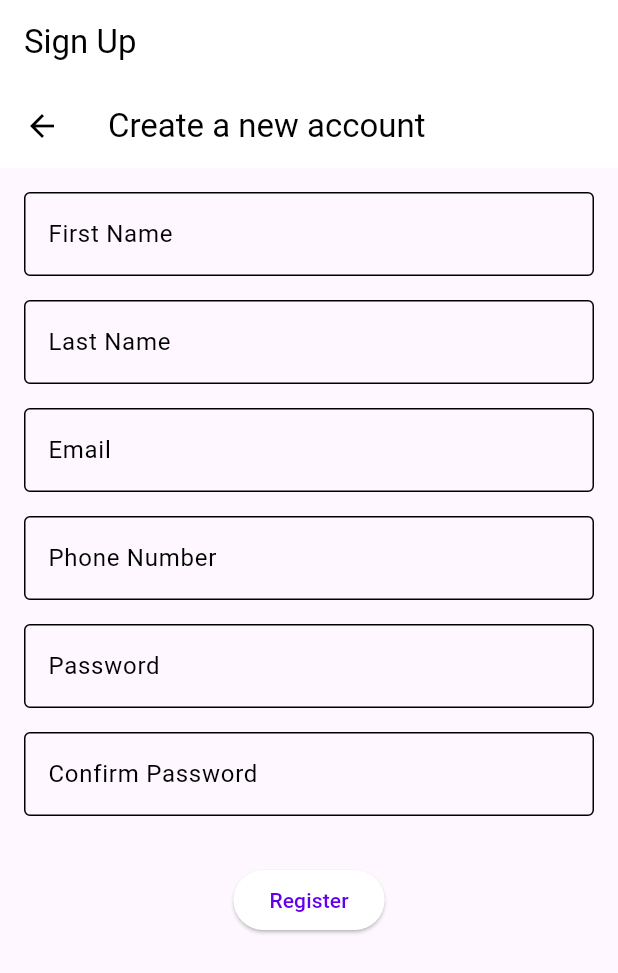
After one commit to fzohbidev/LMS-project-main, a Flutter app: the screen it shows after launch, after a tap on "Login", after a tap on "Register", on a phone screen of 412 x 824 dp. The commit adds this screen. Shown: the top 973 px of the screen. Run offline on Flutter 3.47's test engine with Material 3 defaults, Android fonts, the phone set to English and light mode, and no system bars; our stand-ins replace font_awesome_flutter, go_router.

Commit message:
SignUp page integrateed

```diff
--- a/lib/core/utils/app_router.dart
+++ b/lib/core/utils/app_router.dart
@@ -1,20 +1,26 @@
+import 'package:go_router/go_router.dart';
 import 'package:flutter/material.dart';
-import 'package:go_router/go_router.dart';
-import 'package:lms/features/auth/presentation/views/signin_page.dart';
+import 'package:lms/features/auth/presentation/views/signin_screen.dart';
 import 'package:lms/features/home/presentation/views/home_view.dart';
 import 'package:lms/features/license_renewal/presentation/views/license_renewal.dart';
 import 'package:lms/features/payment/presentation/views/payment_view.dart';
+import 'package:lms/features/auth/presentation/views/register_screen.dart';
 
 abstract class AppRouter {
   static const kSignIn = '/';
   static const kHomeView = '/homeView';
   static const kPaymentView = '/paymentView';
   static const kLicenseRenewalView = '/licenseRenewalView';
+  static const kRegister = '/register';
 
   static final router = GoRouter(
     initialLocation: kSignIn,
     errorPageBuilder: (context, state) => MaterialPage(child: Container()),
     routes: [
+      GoRoute(
+        path: kRegister,
+        builder: (context, state) => const RegisterScreen(),
+      ),
       GoRoute(
         path: kSignIn,
         builder: (context, state) => const SignIn(),
--- /dev/null
+++ b/lib/features/auth/presentation/views/register_screen.dart
@@ -0,0 +1,25 @@
+// lib/features/auth/presentation/views/register_screen.dart
+import 'package:flutter/material.dart';
+import 'package:lms/features/auth/widgets/register_form.dart';
+import 'package:go_router/go_router.dart';
+
+class RegisterScreen extends StatelessWidget {
+  const RegisterScreen({super.key});
+
+  @override
+  Widget build(BuildContext context) {
+    void _handleRegister() {
+      // Navigate to HomeView on successful registration
+      context.go('/homeView');
+    }
+
+    return Scaffold(
+      appBar: AppBar(
+        title: const Text("Sign Up"),
+      ),
+      body: RegisterForm(
+        onRegister: _handleRegister,
+      ),
+    );
+  }
+}
--- /dev/null
+++ b/lib/features/auth/presentation/views/signin_screen.dart
@@ -0,0 +1,81 @@
+import 'package:flutter/material.dart';
+import 'package:go_router/go_router.dart';
+import 'package:lms/features/auth/widgets/signin_form.dart';
+
+class SignIn extends StatefulWidget {
+  const SignIn({Key? key}) : super(key: key);
+
+  @override
+  _SignInState createState() => _SignInState();
+}
+
+class _SignInState extends State<SignIn> {
+  final TextEditingController _usernameController = TextEditingController();
+  final TextEditingController _passwordController = TextEditingController();
+  String _errorMessage = '';
+
+  void _handleSignIn() {
+    setState(() {
+      _errorMessage = '';
+    });
+
+    final username = _usernameController.text;
+    final password = _passwordController.text;
+
+    // Check credentials
+    if (username == 'user' && password == 'user') {
+      // Navigate to HomeView on successful sign-in using GoRouter
+      context.go('/homeView');
+    } else {
+      setState(() {
+        _errorMessage = 'Invalid username or password';
+      });
+    }
+  }
+
+  void _handleRegister() {
+    // Implement register logic
+    // Example: context.go('/register');
+  }
+
+  void _handleForgotPassword() {
+    // Implement forgot password logic
+    // Example: context.go('/forgotPassword');
+  }
+
+  @override
+  Widget build(BuildContext context) {
+    return Scaffold(
+      backgroundColor: Colors.white,
+      body: SingleChildScrollView(
+        child: Column(
+          children: <Widget>[
+            Container(
+              height: 300,
+              color: Colors.blue,
+              child: const Center(
+                child: Text(
+                  "Login",
+                  style: TextStyle(
+                    color: Colors.white,
+                    fontSize: 45,
+                    fontWeight: FontWeight.bold,
+                  ),
+                ),
+              ),
+            ),
+            Padding(
+              padding: const EdgeInsets.all(30.0),
+              child: SignInForm(
+                usernameController: _usernameController,
+                passwordController: _passwordController,
+                errorMessage: _errorMessage,
+                onSignIn: _handleSignIn,
+              ),
+            ),
+          ],
+        ),
+      ),
+    );
+  }
+}
--- /dev/null
+++ b/lib/features/auth/widgets/register_form.dart
@@ -0,0 +1,84 @@
+// lib/features/auth/presentation/widgets/register_form.dart
+import 'package:flutter/material.dart';
+import 'package:go_router/go_router.dart';
+
+class RegisterForm extends StatelessWidget {
+  final VoidCallback onRegister;
+
+  const RegisterForm({
+    Key? key,
+    required this.onRegister,
+  }) : super(key: key);
+
+  @override
+  Widget build(BuildContext context) {
+    return Scaffold(
+      appBar: AppBar(
+        title: const Text("Create a new account"),
+        leading: IconButton(
+          icon: const Icon(Icons.arrow_back),
+          onPressed: () {
+            context.go('/');
+          },
+        ),
+      ),
+      body: Padding(
+        padding: const EdgeInsets.all(16.0),
+        child: SingleChildScrollView(
+          child: Column(
+            children: <Widget>[
+              TextField(
+                decoration: InputDecoration(
+                  labelText: 'First Name',
+                  border: OutlineInputBorder(),
+                ),
+              ),
+              const SizedBox(height: 16),
+              TextField(
+                decoration: InputDecoration(
+                  labelText: 'Last Name',
+                  border: OutlineInputBorder(),
+                ),
+              ),
+              const SizedBox(height: 16),
+              TextField(
+                decoration: InputDecoration(
+                  labelText: 'Email',
+                  border: OutlineInputBorder(),
+                ),
+              ),
+              const SizedBox(height: 16),
+              TextField(
+                decoration: InputDecoration(
+                  labelText: 'Phone Number',
+                  border: OutlineInputBorder(),
+                ),
+              ),
+              const SizedBox(height: 16),
+              TextField(
+                decoration: InputDecoration(
+                  labelText: 'Password',
+                  border: OutlineInputBorder(),
+                ),
+                obscureText: true,
+              ),
+              const SizedBox(height: 16),
+              TextField(
+                decoration: InputDecoration(
+                  labelText: 'Confirm Password',
+                  border: OutlineInputBorder(),
+                ),
+                obscureText: true,
+              ),
+              const SizedBox(height: 32),
+              ElevatedButton(
+                onPressed: onRegister,
+                child: const Text('Register'),
+              ),
+            ],
+          ),
+        ),
+      ),
+    );
+  }
+}
--- /dev/null
+++ b/lib/features/auth/widgets/signin_form.dart
@@ -0,0 +1,123 @@
+import 'package:flutter/material.dart';
+import 'package:go_router/go_router.dart';
+
+class SignInForm extends StatelessWidget {
+  final TextEditingController usernameController;
+  final TextEditingController passwordController;
+  final String errorMessage;
+  final VoidCallback onSignIn;
+
+  const SignInForm({
+    Key? key,
+    required this.usernameController,
+    required this.passwordController,
+    required this.errorMessage,
+    required this.onSignIn,
+  }) : super(key: key);
+
+  @override
+  Widget build(BuildContext context) {
+    return Column(
+      crossAxisAlignment: CrossAxisAlignment.stretch,
+      children: <Widget>[
+        Container(
+          padding: const EdgeInsets.all(5),
+          decoration: BoxDecoration(
+            color: Colors.white,
+            borderRadius: BorderRadius.circular(10),
+            border: Border.all(color: Colors.black),
+            boxShadow: [
+              BoxShadow(
+                color: const Color.fromRGBO(143, 148, 251, .2),
+                blurRadius: 20.0,
+                offset: const Offset(0, 10),
+              ),
+            ],
+          ),
+          child: Column(
+            children: <Widget>[
+              Container(
+                padding: const EdgeInsets.all(8.0),
+                decoration: const BoxDecoration(
+                  border: Border(
+                    bottom: BorderSide(color: Colors.black),
+                  ),
+                ),
+                child: TextField(
+                  controller: usernameController,
+                  decoration: InputDecoration(
+                    border: InputBorder.none,
+                    hintText: "Username",
+                    hintStyle: TextStyle(color: Colors.grey[700]),
+                  ),
+                ),
+              ),
+              Container(
+                padding: const EdgeInsets.all(8.0),
+                child: TextField(
+                  controller: passwordController,
+                  obscureText: true,
+                  decoration: InputDecoration(
+                    border: InputBorder.none,
+                    hintText: "Password",
+                    hintStyle: TextStyle(color: Colors.grey[700]),
+                  ),
+                ),
+              ),
+            ],
+          ),
+        ),
+        const SizedBox(height: 20),
+        GestureDetector(
+          onTap: onSignIn,
+          child: Container(
+            height: 50,
+            decoration: BoxDecoration(
+              borderRadius: BorderRadius.circular(10),
+              color: Colors.blue,
+            ),
+            child: const Center(
+              child: Text(
+                "Login",
+                style: TextStyle(
+                  color: Colors.white,
+                  fontWeight: FontWeight.bold,
+                ),
+              ),
+            ),
+          ),
+        ),
+        if (errorMessage.isNotEmpty)
+          Padding(
+            padding: const EdgeInsets.only(top: 20),
+            child: Text(
+              errorMessage,
+              style: const TextStyle(color: Colors.red),
+            ),
+          ),
+        const SizedBox(height: 10),
+        TextButton(
+          onPressed: () {
+            // Handle forgot password
+          },
+          child: const Text("Forgot Password?",
+              style: TextStyle(color: Colors.blue)),
+        ),
+        const SizedBox(height: 10),
+        Row(
+          mainAxisAlignment: MainAxisAlignment.center,
+          children: <Widget>[
+            const Text("Don't have an account?"),
+            TextButton(
+              onPressed: () {
+                context.go('/register');
+              },
+              child:
+                  const Text("Register", style: TextStyle(color: Colors.blue)),
+            ),
+          ],
+        ),
+      ],
+    );
+  }
+}
--- a/lib/main.dart
+++ b/lib/main.dart
@@ -8,7 +8,6 @@ void main() {
 class MyApp extends StatelessWidget {
   const MyApp({super.key});
 
-  // This widget is the root of your application.
   @override
   Widget build(BuildContext context) {
     return MaterialApp.router(
```
Also changed, not shown: lib/features/auth/presentation/views/signin_page.dart (deleted, +0 -144 lines), lib/features/auth/widgets/signin_widget.dart (added).
